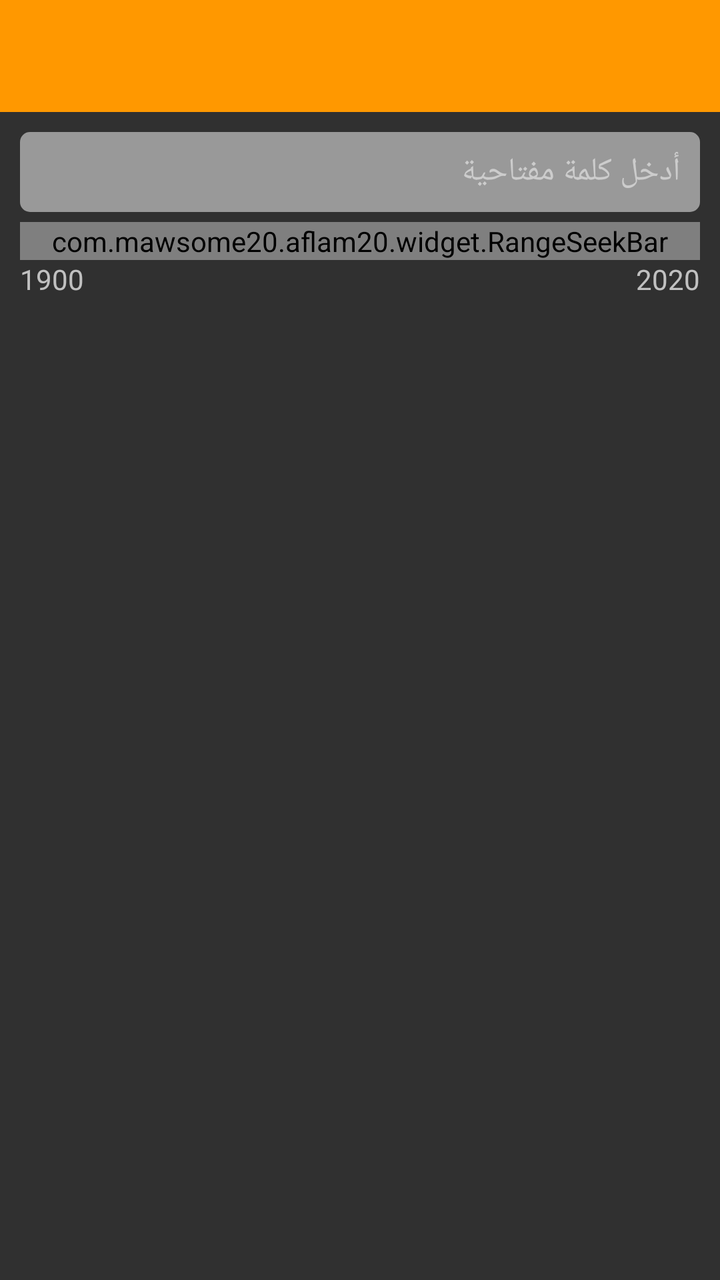
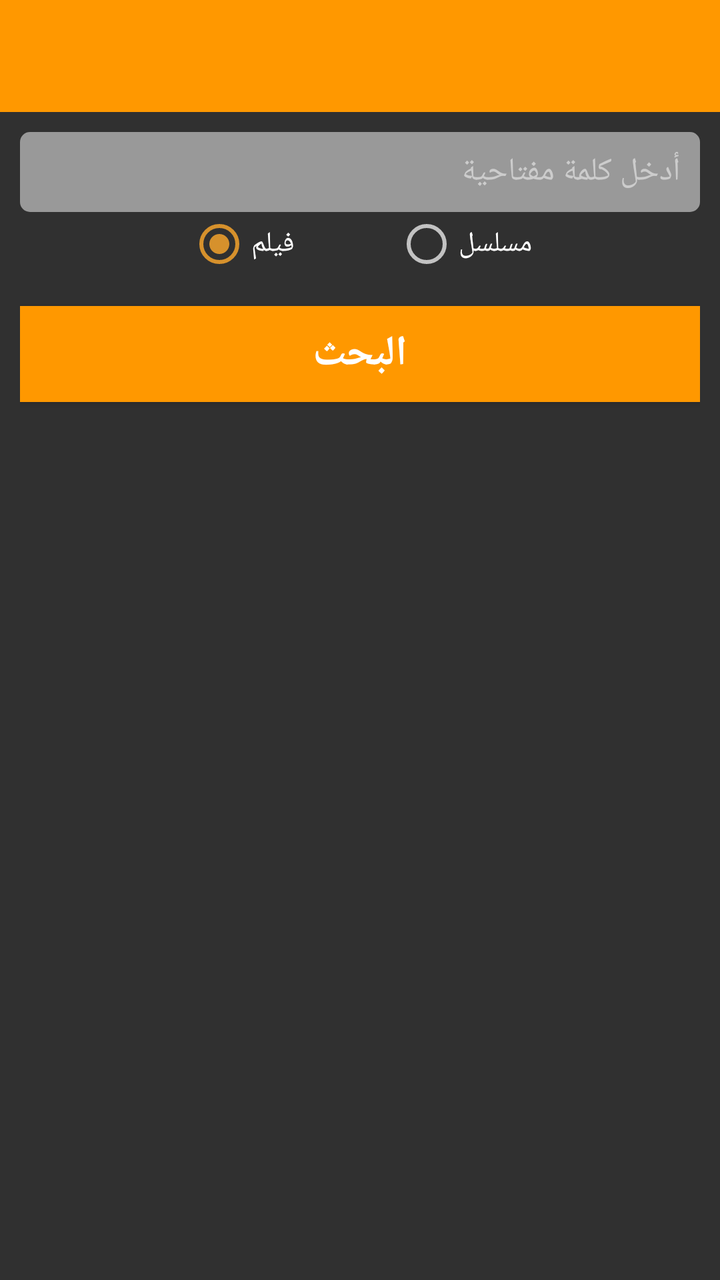

Before-and-after screenshots of an Android layout around one commit, followed by the original layout XML and the change that was made.
<!-- AndroidManifest.xml: application theme AppTheme -->
<!-- res/layout/activity_search.xml -->
<?xml version="1.0" encoding="utf-8"?>
<LinearLayout xmlns:android="http://schemas.android.com/apk/res/android"
    xmlns:app="http://schemas.android.com/apk/res-auto"
    xmlns:tools="http://schemas.android.com/tools"
    android:layout_width="match_parent"
    android:layout_height="match_parent"
    android:fitsSystemWindows="true"
    android:orientation="vertical"
    tools:context=".SearchActivity">

        <include
            android:id="@+id/toolbar"
            layout="@layout/app_bar_layout" />

        <androidx.core.widget.NestedScrollView
            android:id="@+id/nested_content"
            android:layout_width="match_parent"
            android:layout_height="match_parent"
            android:clipToPadding="false"
            android:layout_weight="1"
            android:scrollbars="vertical"
            android:scrollingCache="true">


            <LinearLayout
                android:layout_width="match_parent"
                android:layout_height="wrap_content"
                android:orientation="vertical"
                android:paddingLeft="@dimen/spacing_mlarge"
                android:paddingTop="@dimen/spacing_mlarge"
                android:paddingRight="@dimen/spacing_mlarge"
                android:paddingBottom="@dimen/spacing_mlarge">




                <LinearLayout
                    android:layout_width="match_parent"
                    android:layout_height="wrap_content"
                    android:orientation="horizontal">

                    <EditText
                        android:layout_weight="1"
                        android:id="@+id/search_text"
                        style="@style/EditText.Flat.Grey"
                        android:layout_width="match_parent"
                        android:layout_height="40dp"
                        android:background="@drawable/edit_text_round_bg"
                        android:drawablePadding="5dp"
                        android:hint="@string/type_keyword"
                        android:minHeight="40dp"
                        android:textColor="@color/white"
                        android:imeOptions="actionDone"
                        android:paddingLeft="10dp"
                        android:singleLine="true"
                        android:paddingRight="10dp" />
                    <Button
                        android:id="@+id/btn_search_done"
                        android:layout_width="35dp"
                        android:visibility="gone"
                        android:layout_marginLeft="4dp"
                        android:layout_height="35dp"
                        android:background="@drawable/ic_search_grey"/>


                </LinearLayout>




                <TextView
                    android:layout_width="match_parent"
                    android:layout_height="wrap_content"
                    android:layout_marginRight="@dimen/spacing_large"
                    android:text="نوع البحث"
                    android:visibility="gone"
                    android:layout_margin="8dp"
                    android:textSize="16sp" />

                <com.google.android.flexbox.FlexboxLayout
                    android:layout_width="wrap_content"
                    android:layout_gravity="right"
                    android:visibility="gone"
                    android:layout_height="wrap_content"
                    android:layout_marginRight="@dimen/spacing_medium"
                    app:flexWrap="wrap"
                    app:justifyContent="flex_start">

                    <Button
                        android:id="@+id/btn_flex_1"
                        android:layout_width="90dp"
                        android:layout_height="wrap_content"
                        android:onClick="btToggleClick"
                        android:text="@string/movie"
                        android:textAllCaps="false" />

                    <Button
                        android:id="@+id/btn_flex_2"
                        android:layout_width="100dp"
                        android:layout_height="wrap_content"
                        android:onClick="btToggleClick"
                        android:text="@string/tv_series"
                        android:textAllCaps="false" />

                    <Button
                        android:id="@+id/btn_flex_3"
                        android:layout_width="90dp"
                        android:layout_height="wrap_content"
                        android:onClick="btToggleClick"
                        android:text="@string/live_tv"
                        android:visibility="gone"
                        android:textAllCaps="false" />


                </com.google.android.flexbox.FlexboxLayout>

                <RelativeLayout
                    android:id="@+id/genre_layout"
                    android:layout_width="match_parent"
                    android:visibility="gone"
                    android:layout_height="wrap_content"
                    android:orientation="vertical"
                    android:layout_marginTop="@dimen/spacing_large">

                    <TextView
                        android:id="@+id/genreText"
                        android:layout_width="wrap_content"
                        android:layout_height="wrap_content"
                        android:text="@string/genre"
                        android:layout_alignParentRight="true"
                        android:textAlignment="center"
                        android:layout_centerVertical="true"
                        android:textSize="16sp" />

                    <EditText
                        android:id="@+id/genre_spinner"
                        android:layout_width="160dp"
                        android:layout_height="match_parent"
                        android:layout_alignParentLeft="true"
                        android:background="@drawable/edit_text_round_bg_overlay_light"
                        android:focusable="false"
                        android:paddingLeft="@dimen/spacing_middle"
                        android:paddingRight="@dimen/spacing_middle"
                        android:text="@string/all_genres"
                        android:textColor="@android:color/white" />
                </RelativeLayout>

                <RelativeLayout
                    android:id="@+id/country_layout"
                    android:layout_width="match_parent"
                    android:layout_height="wrap_content"
                    android:visibility="gone"
                    android:orientation="horizontal"
                    android:layout_marginTop="@dimen/spacing_large">

                    <TextView
                        android:id="@+id/countrytv"
                        android:layout_width="wrap_content"
                        android:layout_height="match_parent"
                        android:text="@string/country"
                        android:textSize="16sp"
                        android:textAlignment="center"
                        android:layout_centerVertical="true"
                        android:layout_centerHorizontal="true"
                        android:layout_alignParentRight="true" />

                    <EditText
                        android:id="@+id/country_spinner"
                        android:layout_width="160dp"
                        android:layout_height="match_parent"
                        android:layout_alignParentLeft="true"
                        android:background="@drawable/edit_text_round_bg_overlay_light"
                        android:focusable="false"
                        android:paddingLeft="@dimen/spacing_middle"
                        android:paddingRight="@dimen/spacing_middle"
                        android:text="@string/all_countries"
                        android:textColor="@android:color/white" />
                </RelativeLayout>

                <RelativeLayout
                    android:id="@+id/tv_category_layout"
                    android:layout_width="match_parent"
                    android:layout_height="wrap_content"
                    android:orientation="horizontal">

                    <TextView
                        android:id="@+id/tv"
                        android:layout_width="wrap_content"
                        android:layout_height="match_parent"
                        android:text="@string/tv_category"
                        android:textSize="16sp"
                        android:visibility="gone"
                        android:textAlignment="center"
                        android:layout_centerVertical="true"
                        android:layout_centerHorizontal="true"
                        android:layout_alignParentRight="true" />

                    <EditText
                        android:id="@+id/tv_category_spinner"
                        android:layout_width="160dp"
                        android:layout_height="match_parent"
                        android:visibility="gone"
                        android:layout_alignParentLeft="true"
                        android:background="@drawable/edit_text_round_bg_overlay_light"
                        android:focusable="false"
                        android:paddingLeft="@dimen/spacing_middle"
                        android:paddingRight="@dimen/spacing_middle"
                        android:text="@string/all_categories"
                        android:textColor="@android:color/white" />
                </RelativeLayout>

                <LinearLayout
                    android:id="@+id/yearRangeLayout"
                    android:layout_width="match_parent"
                    android:visibility="gone"
                    android:layout_height="wrap_content"
                    android:orientation="vertical">

                    <TextView
                        android:id="@+id/rangeTV"
                        android:layout_width="match_parent"
                        android:layout_height="wrap_content"
                        android:layout_marginTop="@dimen/spacing_large"
                        android:text="@string/year_range"
                        android:textSize="16sp"
                        android:visibility="gone"
                        android:gravity="right"
                        tools:visibility="visible"/>

                </LinearLayout>

                <LinearLayout
                    android:id="@+id/range_picker_layout"
                    android:layout_width="match_parent"
                    android:layout_height="wrap_content"
                    android:layout_marginTop="5dp"
                    android:orientation="vertical">

                    <com.mawsome20.aflam20.widget.RangeSeekBar
                        android:id="@+id/range_seek_bar"
                        android:layout_width="match_parent"
                        android:layout_height="wrap_content"
                        app:bar_color="@color/grey_20"
                        app:bar_highlight_color="@color/colorPrimary"
                        app:data_type="_long"
                        app:left_thumb_color="@color/colorPrimary"
                        app:left_thumb_color_pressed="@color/colorPrimaryDark"
                        app:right_thumb_color="@color/colorPrimary"
                        app:right_thumb_color_pressed="@color/colorPrimaryDark" />

                    <LinearLayout
                        android:layout_width="match_parent"
                        android:layout_height="wrap_content"
                        android:orientation="horizontal">

                        <TextView
                            android:id="@+id/year_min"
                            android:layout_width="wrap_content"
                            android:layout_height="wrap_content"
                            android:text="@string/year_range_start"
                            android:textSize="14sp" />

                        <View
                            android:layout_width="0dp"
                            android:layout_height="0dp"
                            android:layout_weight="1" />

                        <TextView
                            android:id="@+id/year_max"
                            android:layout_width="wrap_content"
                            android:layout_height="wrap_content"
                            android:text="@string/year_range_end"
                            android:textSize="14sp" />
                    </LinearLayout>
                </LinearLayout>


                <LinearLayout
                    android:layout_width="match_parent"
                    android:layout_height="wrap_content"
                    android:layout_marginTop="@dimen/spacing_mlarge"
                    android:visibility="gone"
                    android:orientation="horizontal">

                    <Button
                        android:id="@+id/clear_btn"
                        style="@style/Button.Primary.Borderless"
                        android:layout_width="0dp"
                        android:layout_height="wrap_content"
                        android:layout_weight="1"
                        android:background="@color/red_600"
                        android:text="@string/cancel"
                        android:textColor="@color/white"
                        android:textAllCaps="false" />

                    <View
                        android:layout_width="@dimen/spacing_middle"
                        android:layout_height="0dp" />

                    <Button
                        android:id="@+id/search_btn"
                        android:layout_width="0dp"
                        android:layout_height="wrap_content"
                        android:layout_weight="1"
                        android:text="بحث متقدم"

                        android:textAllCaps="false"
                        android:background="@color/colorPrimary"
                        android:textColor="@color/white" />

                </LinearLayout>
                <TextView
                    android:id="@+id/fast_result_label"
                    android:visibility="gone"
                    android:layout_width="match_parent"
                    android:layout_height="wrap_content"
                    android:gravity="center"
                    android:layout_margin="2dp"
                    android:text="نتائج البحث"/>

                <LinearLayout
                    android:id="@+id/fast_movie_layout"
                    android:layout_width="match_parent"
                    android:layout_height="wrap_content"
                    android:visibility="gone"
                    android:orientation="vertical"
                    >

                    <TextView
                        android:id="@+id/fast_movie_title"
                        android:padding="10dp"
                        android:textAppearance="@style/TextAppearance.Medium.Bold"
                        android:layout_width="match_parent"
                        android:layout_height="wrap_content"
                        android:text="@string/movie"/>

                    <androidx.recyclerview.widget.RecyclerView
                        android:id="@+id/fast_movie_rv"
                        android:layout_width="match_parent"
                        android:layout_height="wrap_content"
                        android:nestedScrollingEnabled="false"/>

                </LinearLayout>

                <LinearLayout
                    android:id="@+id/fast_tv_series_layout"
                    android:layout_width="match_parent"
                    android:layout_height="wrap_content"
                    android:visibility="gone"
                    android:orientation="vertical"
                    >

                    <TextView
                        android:id="@+id/fast_tv_series_title"
                        android:padding="10dp"
                        android:textAppearance="@style/TextAppearance.Medium.Bold"
                        android:layout_width="match_parent"
                        android:layout_height="wrap_content"
                        android:text="@string/tv_series"/>

                    <androidx.recyclerview.widget.RecyclerView
                        android:id="@+id/fast_tv_series_rv"
                        android:layout_width="match_parent"
                        android:layout_height="wrap_content"
                        android:nestedScrollingEnabled="false" />

                </LinearLayout>

            </LinearLayout>



        </androidx.core.widget.NestedScrollView>

    <include layout="@layout/adfalcon_banner"/>
    <include layout="@layout/startapp_banner"/>
    
    <RelativeLayout
        android:id="@+id/adView"
        android:layout_gravity="center"
        android:gravity="center"
        android:layout_width="match_parent"
        android:layout_height="wrap_content"/>


</LinearLayout>
<!-- res/layout/app_bar_layout.xml (included above) -->
<?xml version="1.0" encoding="utf-8"?>
<androidx.appcompat.widget.Toolbar
    android:id="@+id/toolbar"
    android:theme="@style/ThemeOverlay.AppCompat.Dark.ActionBar"
    app:titleTextColor="#fff"
    android:layout_width="match_parent"
    android:layout_height="?attr/actionBarSize"
    android:background="?attr/colorPrimary"
    xmlns:android="http://schemas.android.com/apk/res/android"
    xmlns:app="http://schemas.android.com/apk/res-auto"/>
<!-- res/layout/adfalcon_banner.xml (included above) -->
<?xml version="1.0" encoding="utf-8"?>
<LinearLayout xmlns:android="http://schemas.android.com/apk/res/android"
    android:orientation="vertical" android:layout_width="match_parent"
    android:layout_gravity="center"
    android:gravity="center"
    android:layout_height="wrap_content">
    <com.noqoush.adfalcon.android.sdk.ADFView
        android:id="@+id/adFalconView"
        android:visibility="gone"
        android:layout_gravity="center"
        android:gravity="center"
        android:layout_width="wrap_content"
        android:layout_height="wrap_content"/>
</LinearLayout>
<!-- res/layout/startapp_banner.xml (included above) -->
<?xml version="1.0" encoding="utf-8"?>
<LinearLayout xmlns:android="http://schemas.android.com/apk/res/android"
    android:orientation="vertical" android:layout_width="match_parent"
    android:id="@+id/startapp_linearlayout"
    android:visibility="gone"
    android:layout_height="wrap_content">
    <com.startapp.android.publish.ads.banner.Banner
        android:id="@+id/startAppBanner"
        android:layout_width="match_parent"
        android:layout_height="wrap_content" />
</LinearLayout>
<!-- resources referenced by this layout -->
<resources>
  <color name="colorPrimary">#FF9800</color>
  <color name="colorPrimaryDark">#C97904</color>
  <color name="grey_20">#cccccc</color>
  <color name="red_600">#E53935</color>
  <color name="white">#FFFFFF</color>
  <dimen name="spacing_large">15dp</dimen>
  <dimen name="spacing_medium">5dp</dimen>
  <dimen name="spacing_middle">10dp</dimen>
  <dimen name="spacing_mlarge">10dp</dimen>
  <!-- drawable ic_search_grey (drawable) -->
  <vector android:height="24dp" android:tint="#666666"
      android:viewportHeight="24.0" android:viewportWidth="24.0"
      android:width="24dp" xmlns:android="http://schemas.android.com/apk/res/android">
      <path android:fillColor="#FF000000" android:pathData="M15.5,14h-0.79l-0.28,-0.27C15.41,12.59 16,11.11 16,9.5 16,5.91 13.09,3 9.5,3S3,5.91 3,9.5 5.91,16 9.5,16c1.61,0 3.09,-0.59 4.23,-1.57l0.27,0.28v0.79l5,4.99L20.49,19l-4.99,-5zM9.5,14C7.01,14 5,11.99 5,9.5S7.01,5 9.5,5 14,7.01 14,9.5 11.99,14 9.5,14z"/>
  </vector>
  <string name="all_categories">كل الفئات </string>
  <string name="all_countries">كل الأقسام</string>
  <string name="all_genres">كل الأنواع </string>
  <string name="cancel">إلغاء</string>
  <string name="country">القسم</string>
  <string name="genre">النوع</string>
  <string name="live_tv">بث مباشر</string>
  <string name="movie">الأفلام</string>
  <string name="tv_category">فئة التلفاز </string>
  <string name="tv_series">مسلسلات</string>
  <string name="type_keyword">أدخل كلمة مفتاحية </string>
  <string name="year_range">مجال السنوات </string>
  <string name="year_range_end">2020</string>
  <string name="year_range_start">1900</string>
  <style name="Button.Primary.Borderless" parent="@style/Widget.AppCompat.Button.Borderless.Colored">
          <item name="android:textColor">@color/colorPrimary</item>
      </style>
  <style name="EditText.Flat.Grey" parent="@style/AppTheme">
          <item name="android:textColorHint">@color/grey_20</item>
          <item name="android:textAppearance">@style/Base.TextAppearance.AppCompat.Subhead</item>
          <item name="android:textColor">@color/grey_40</item>
      </style>
  <style name="TextAppearance.Medium.Bold" parent="@style/TextAppearance.AppCompat.Medium">
          <item name="android:textStyle">bold</item>
          <item name="android:textSize">14sp</item>
      </style>
  <style name="AppTheme" parent="Theme.AppCompat.NoActionBar">
          
          <item name="colorPrimary">@color/colorPrimary</item>
          <item name="colorPrimaryDark">@color/colorPrimaryDark</item>
          <item name="colorAccent">@color/colorAccent</item>
      </style>
  <color name="grey_40">#999999</color>
  <color name="colorAccent">#D6912C</color>
  <!-- unchanged entries left out for length: 2 -->
</resources>

<!-- the commit's change to res/layout/activity_search.xml (unified diff, before → after) -->
@@ -12,14 +12,6 @@
             android:id="@+id/toolbar"
             layout="@layout/app_bar_layout" />
 
-        <androidx.core.widget.NestedScrollView
-            android:id="@+id/nested_content"
-            android:layout_width="match_parent"
-            android:layout_height="match_parent"
-            android:clipToPadding="false"
-            android:layout_weight="1"
-            android:scrollbars="vertical"
-            android:scrollingCache="true">
 
 
             <LinearLayout
@@ -41,7 +33,7 @@
 
                     <EditText
                         android:layout_weight="1"
-                        android:id="@+id/search_text"
+                        android:id="@+id/edit_search_text"
                         style="@style/EditText.Flat.Grey"
                         android:layout_width="match_parent"
                         android:layout_height="40dp"
@@ -64,6 +56,63 @@
 
 
                 </LinearLayout>
+                <RadioGroup
+                    android:id="@+id/mRadioGroup"
+                    android:layout_width="match_parent"
+                    android:layout_height="wrap_content"
+                    android:gravity="center"
+                    android:orientation="horizontal">
+                    <RadioButton
+                        android:id="@+id/radioMovie"
+                        android:checked="true"
+                        android:layout_width="wrap_content"
+                        android:layout_height="wrap_content"
+                        android:layout_marginRight="50dp"
+                        android:text="فيلم"/>
+                    <RadioButton
+                        android:id="@+id/radioSerie"
+                        android:layout_width="wrap_content"
+                        android:layout_height="wrap_content"
+                        android:text="مسلسل"/>
+                </RadioGroup>
+
+
+                <Button
+                    android:id="@+id/btn_request_search"
+                    android:layout_width="match_parent"
+                    android:layout_height="wrap_content"
+                    android:layout_marginTop="@dimen/spacing_large"
+                    android:background="@drawable/orange_btn_effects"
+                    android:text="البحث"
+                    android:textSize="21dp"
+                    android:textStyle="bold"
+                    android:textAllCaps="true"
+                    android:textColor="@android:color/white" />
+
+                <TextView
+                    android:id="@+id/fast_result_label"
+                    android:visibility="gone"
+                    android:layout_width="match_parent"
+                    android:layout_height="wrap_content"
+                    android:gravity="center"
+                    android:layout_margin="2dp"
+                    android:text="نتائج البحث"/>
+
+
+                <androidx.recyclerview.widget.RecyclerView
+                    android:id="@+id/mRec_movies_series"
+                    android:layout_margin="3dp"
+                    android:layout_width="match_parent"
+                    android:scrollbars="vertical"
+                    android:scrollingCache="true"
+                    android:layout_height="wrap_content" />
+
+                <ProgressBar
+                    android:id="@+id/mProgressBar_Search"
+                    android:visibility="gone"
+                    android:layout_width="wrap_content"
+                    android:layout_height="wrap_content"
+                    android:layout_gravity="center"/>
 
 
 
@@ -236,8 +285,9 @@
                     android:layout_marginTop="5dp"
                     android:orientation="vertical">
 
-                    <com.mawsome20.aflam20.widget.RangeSeekBar
+                    <com.mawsome20.aflam.widget.RangeSeekBar
                         android:id="@+id/range_seek_bar"
+                        android:visibility="gone"
                         android:layout_width="match_parent"
                         android:layout_height="wrap_content"
                         app:bar_color="@color/grey_20"
@@ -251,6 +301,7 @@
                     <LinearLayout
                         android:layout_width="match_parent"
                         android:layout_height="wrap_content"
+                        android:visibility="gone"
                         android:orientation="horizontal">
 
                         <TextView
@@ -309,14 +360,7 @@
                         android:textColor="@color/white" />
 
                 </LinearLayout>
-                <TextView
-                    android:id="@+id/fast_result_label"
-                    android:visibility="gone"
-                    android:layout_width="match_parent"
-                    android:layout_height="wrap_content"
-                    android:gravity="center"
-                    android:layout_margin="2dp"
-                    android:text="نتائج البحث"/>
+
 
                 <LinearLayout
                     android:id="@+id/fast_movie_layout"
@@ -370,7 +414,6 @@
 
 
 
-        </androidx.core.widget.NestedScrollView>
 
     <include layout="@layout/adfalcon_banner"/>
     <include layout="@layout/startapp_banner"/>
<!-- resource entries referenced after the edit -->
@@ -15,6 +15,21 @@
       android:width="24dp" xmlns:android="http://schemas.android.com/apk/res/android">
       <path android:fillColor="#FF000000" android:pathData="M15.5,14h-0.79l-0.28,-0.27C15.41,12.59 16,11.11 16,9.5 16,5.91 13.09,3 9.5,3S3,5.91 3,9.5 5.91,16 9.5,16c1.61,0 3.09,-0.59 4.23,-1.57l0.27,0.28v0.79l5,4.99L20.49,19l-4.99,-5zM9.5,14C7.01,14 5,11.99 5,9.5S7.01,5 9.5,5 14,7.01 14,9.5 11.99,14 9.5,14z"/>
   </vector>
+  <!-- drawable orange_btn_effects (drawable) -->
+  <?xml version="1.0" encoding="utf-8"?>
+  <selector xmlns:android="http://schemas.android.com/apk/res/android">
+      <item android:state_pressed="false">
+          <shape android:shape="rectangle">
+              <solid android:color="@color/colorPrimary"/>
+          </shape>
+      </item>
+  
+      <item android:state_pressed="true">
+          <shape android:shape="rectangle">
+              <solid android:color="#B46C00"/>
+          </shape>
+      </item>
+  </selector>
   <string name="all_categories">كل الفئات </string>
   <string name="all_countries">كل الأقسام</string>
   <string name="all_genres">كل الأنواع </string>
